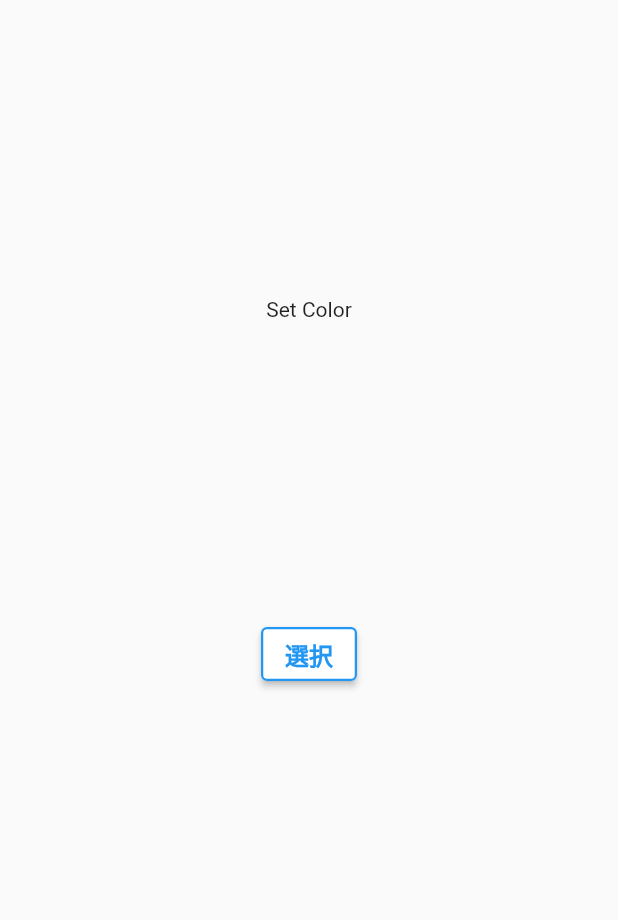
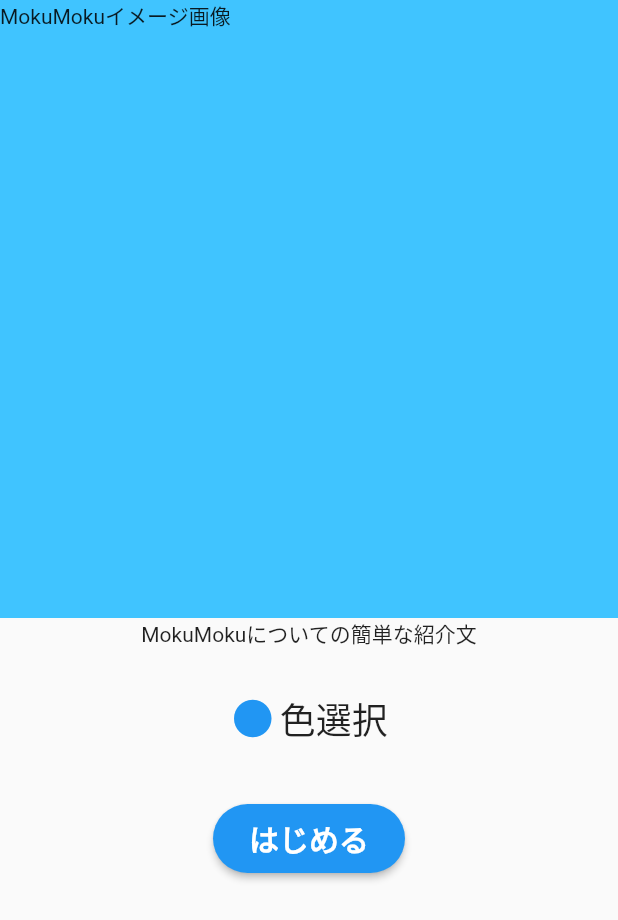
Before and after one commit to Ray-010/mokumoku-a, a Flutter app: the screen it shows after launch, on a phone screen of 412 x 824 dp. Shown: the top 920 px of the screen. Run offline on Flutter 3.47's test engine with Material 2 defaults, Android fonts, the phone set to English and light mode, and no system bars; our stand-ins replace cloud_firestore, firebase_core, flutter_colorpicker, shared_preferences; accounts and stored records are empty.

Commit message:
edit signUp

```diff
--- a/lib/screen/home.dart
+++ b/lib/screen/home.dart
@@ -13,9 +13,11 @@ class _HomeScreenState extends State<HomeScreen> {
   Future<void> checkUser() async{
     final uid = SharedPrefs.getUid();
     if(uid == '') {
+      // await Navigator.pushReplacement(context, MaterialPageRoute(builder: (_) => RoomsTopPage()));
       await Navigator.pushReplacement(context, MaterialPageRoute(builder: (_) => SignUpScreen()));
     } else {
-      await Navigator.pushReplacement(context, MaterialPageRoute(builder: (_) => RoomsTopPage()));
+      // await Navigator.pushReplacement(context, MaterialPageRoute(builder: (_) => RoomsTopPage()));
+      await Navigator.pushReplacement(context, MaterialPageRoute(builder: (_) => SignUpScreen()));
     }
   }
 
--- a/lib/screen/sign_up/sign_up.dart
+++ b/lib/screen/sign_up/sign_up.dart
@@ -1,61 +1,134 @@
 import 'package:flutter/material.dart';
-import 'package:mokumoku_a/screen/sign_up/sign_up_model.dart';
+import 'package:flutter_colorpicker/flutter_colorpicker.dart';
+import 'package:mokumoku_a/screen/sign_up/sign_up_model_color.dart';
 import 'package:mokumoku_a/screen/study_rooms/rooms_top_page.dart';
-import 'package:provider/provider.dart';
 
-class SignUpScreen extends StatelessWidget {
+class SignUpScreen extends StatefulWidget {
+  const SignUpScreen({Key? key}) : super(key: key);
+
+  @override
+  _SignUpScreenState createState() => _SignUpScreenState();
+}
+
+class _SignUpScreenState extends State<SignUpScreen> {
+
+  // カラー選択
+  bool lightTheme = true;
+  Color currentColor = Colors.blue;
+
+  void changeColor(Color color) => setState(() => currentColor = color);
+
+  List<Color> colorsList = [
+    Colors.red,
+    Colors.pink,
+    Colors.purple,
+    Colors.deepPurple,
+    Colors.indigo,
+    Colors.blue,
+    Colors.lightBlue,
+    Colors.cyan,
+    Colors.teal,
+    Colors.green,
+    Colors.lightGreen,
+    Colors.lime,
+    Colors.yellow,
+    Colors.amber,
+    Colors.orange,
+    Colors.deepOrange,
+    Colors.brown,
+    Colors.grey,
+    Colors.blueGrey,
+    Colors.black,
+  ];
 
   @override
   Widget build(BuildContext context) {
     return Scaffold(
       body: SingleChildScrollView(
-        child: Center(
-          child: ChangeNotifierProvider<SignUpModel>(
-            create: (_)=> SignUpModel(),
-            child: Consumer<SignUpModel>(
-              builder: (context, model, child) {
-                return Column(
+        child: Container(
+          height: MediaQuery.of(context).size.height,
+          width: MediaQuery.of(context).size.width,
+          child: Column(
             children: [
-                    GestureDetector(
-                      onTap: () {
-                        // model.color = Colors.red;
-                        print('change color');
+
+              Container(
+                height: MediaQuery.of(context).size.height / 2,
+                width: MediaQuery.of(context).size.width,
+                color: Colors.lightBlueAccent,
+                child: Text('MokuMokuイメージ画像'),
+              ),
+
+              Text(
+                'MokuMokuについての簡単な紹介文',
+              ),
+
+              // カラー選択
+              TextButton(
+                  onPressed: (){
+                    showDialog(
+                      context: context,
+                      builder: (BuildContext context) {
+                        return AlertDialog(
+                          title: Text('SELECT COLOR'),
+                          content: SingleChildScrollView(
+                            child: BlockPicker(
+                              pickerColor: currentColor,
+                              onColorChanged: changeColor,
+                            ),
+                          ),
+                        );
+                      },
+                    );
                   },
                   child: Container(
-                        height: MediaQuery.of(context).size.height/2,
-                        child: Center(
-                          child: Text(
-                            'Set Color'
+                    padding: EdgeInsets.all(20),
+                    child: Row(
+                      mainAxisAlignment: MainAxisAlignment.center,
+                      children: [
+                        Padding(
+                          padding: const EdgeInsets.only(right: 3),
+                          child: Icon(
+                            Icons.circle,
+                            color: currentColor,
+                            size: 30,
+                          ),
+                        ),
+                        Text(
+                          '色選択',
+                          style: TextStyle(
+                            color: Colors.black87,
+                            fontSize: 24,
                           ),
                         )
+                      ],
+                    ),
                   )
               ),
-                    ElevatedButton(
+
+              Padding(
+                padding: const EdgeInsets.all(10.0),
+                child: ElevatedButton(
                   style: ElevatedButton.styleFrom(
-                        primary: Colors.white,
-                        side: BorderSide(
-                          color: Colors.blue,
-                          width: 1.5,
-                        )
+                    shape: const StadiumBorder(),
                   ),
-                      child: Text(
-                        '選択',
-                        style: TextStyle(
-                          fontSize: 16.0,
-                          color: Colors.blue,
-                          fontWeight: FontWeight.w600,
-                        ),
-                      ),
-                      onPressed: (){
-                        model.signUp().then((value) {
+                  onPressed: () {
+                    SignUpColorModel.signUp(colorsList.indexOf(currentColor)).then((value) {
                       Navigator.pushReplacement(context, MaterialPageRoute(builder: (_) => RoomsTopPage()));
                     } );
                   },
+                  child: Padding(
+                    padding: const EdgeInsets.all(8.0),
+                    child: Text(
+                      'はじめる',
+                      style: TextStyle(
+                        fontWeight: FontWeight.bold,
+                        fontSize: 20,
                       ),
+                    ),
+                  ),
+                ),
+              )
             ],
-                );
-              }
-            ),
           ),
         ),
       ),
--- /dev/null
+++ b/lib/screen/sign_up/sign_up_model_color.dart
@@ -0,0 +1,15 @@
+import 'package:cloud_firestore/cloud_firestore.dart';
+import 'package:mokumoku_a/utils/shared_prefs.dart';
+
+class SignUpColorModel {
+
+  static Future signUp(colorIndex) async {
+    print('in signup');
+    final doc = FirebaseFirestore.instance.collection('users').doc();
+    await doc.set({
+      'color': colorIndex,
+      'createdAt': Timestamp.now(),
+    });
+    await SharedPrefs.setUid(doc.id);
+  }
+}
```
Lines whose indentation alone changed are shown as unchanged.
